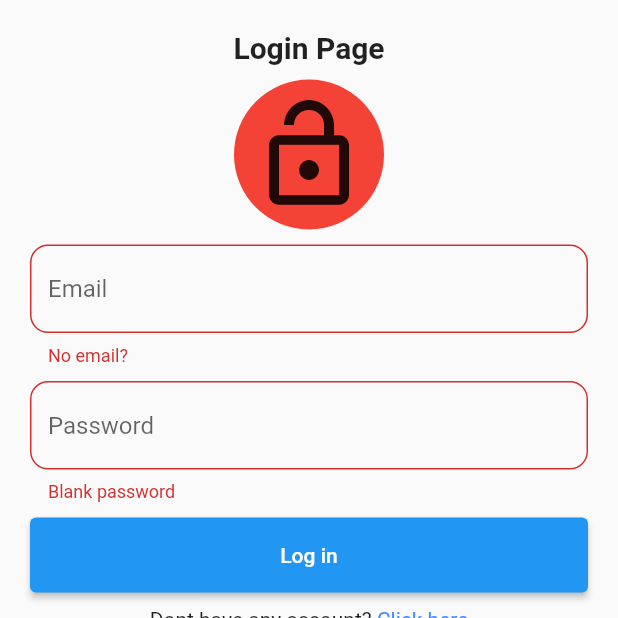
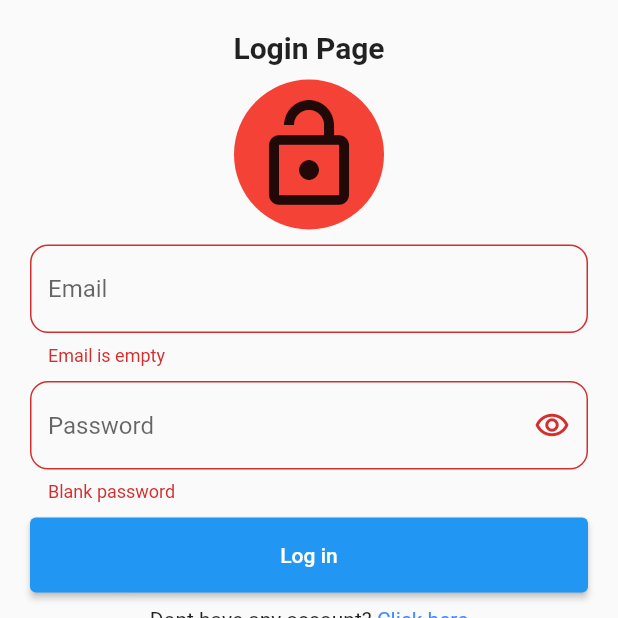
Before and after one commit to fadhilbima/instaclone_task, a Flutter app: the screen it shows after launch, after a tap on "Log in", on a phone screen of 412 x 824 dp, the top half of it. Run offline on Flutter 3.47's test engine with Material 2 defaults, Android fonts, the phone set to English and light mode, and no system bars; our stand-ins replace bloc, equatable, firebase_auth, firebase_core, flutter_bloc; accounts and stored records are empty.

Commit message:
instaclone_dream_academy

```diff
--- a/lib/login/bloc/login_bloc.dart
+++ b/lib/login/bloc/login_bloc.dart
@@ -13,6 +13,7 @@ class LoginBloc extends Bloc<LoginEvent, LoginState> {
   String email = '';
   String password = '';
   final formKey = GlobalKey<FormState>();
+  bool obscureLogin = true;
   LoginBloc() : super(LoginInitial()) {
     on<SubmitLogin>((event, emit) async {
       if(formKey.currentState!.validate()){
@@ -34,4 +35,27 @@ class LoginBloc extends Bloc<LoginEvent, LoginState> {
       emit(NoAccount());
     });
   }
+
+  bool? showPasswordLogin(bool? v) {
+    if(v == obscureLogin || v == !obscureLogin) {
+      obscureLogin=obscureLogin==false;
+      print(obscureLogin);
+    }
+    return null;
+  }
+
+  String? validateEmailLogin(String? icon) {
+    if(icon == null || icon.isEmpty) {
+      return 'Email is empty';
+    }
+  }
+
+  String? validatePasswordLogin(String? icon) {
+    if(icon == null || icon.isEmpty) {
+      return 'Blank password';
+    }
+    if(icon.length < 8) {
+      return 'Password must be 8 character';
+    }
+  }
 }
--- a/lib/login/bloc/login_event.dart
+++ b/lib/login/bloc/login_event.dart
@@ -2,6 +2,11 @@ part of 'login_bloc.dart';
 
 abstract class LoginEvent extends Equatable {
   const LoginEvent();
+}
+
+class ShowPasswordLogin extends LoginEvent {
+  @override
+  List<Object> get props => [];
 }
 
 class SubmitLogin extends LoginEvent {
--- a/lib/login/screen/login_page.dart
+++ b/lib/login/screen/login_page.dart
@@ -17,9 +17,14 @@ class LoginScreen extends StatelessWidget {
   }
 }
 
-class LoginView extends StatelessWidget {
-  const LoginView({Key? key}) : super(key: key);
+class LoginView extends StatefulWidget {
+  LoginView({Key? key}) : super(key: key);
 
+  @override
+  State<LoginView> createState() => _LoginViewState();
+}
+
+class _LoginViewState extends State<LoginView> {
   @override
   Widget build(BuildContext context) {
     return BlocListener<LoginBloc, LoginState>(
@@ -102,27 +107,32 @@ class LoginView extends StatelessWidget {
                           onSaved: (v) {
                             context.read<LoginBloc>().email = v ?? '';
                           },
-                          validator: (v) {
-                            if(v == null || v.isEmpty) {
-                              return 'No email?';
-                            }
-                          },
+                          validator: context.read<LoginBloc>().validateEmailLogin,
                         ),
                         SizedBox(height: 10),
                         TextFormField(
+                          obscureText: context.read<LoginBloc>().obscureLogin,
                           decoration: InputDecoration(
                               border: OutlineInputBorder(
                                   borderRadius: BorderRadius.circular(12)),
-                              hintText: 'Password'
+                              hintText: 'Password',
+                            suffixIcon: InkWell(
+                              onTap: () {
+                                setState(() {
+                                  context.read<LoginBloc>().showPasswordLogin(
+                                    context.read<LoginBloc>().obscureLogin,
+                                  );
+                                });
+                              },
+                              child: context.read<LoginBloc>().obscureLogin
+                                  ? Icon(Icons.remove_red_eye_outlined)
+                                  : Icon(Icons.remove_red_eye),
+                            )
                           ),
                           onSaved: (v) {
                             context.read<LoginBloc>().password = v ?? '';
                           },
-                          validator: (v) {
-                            if(v == null || v.isEmpty) {
-                              return 'Blank password';
-                            }
-                          },
+                          validator: context.read<LoginBloc>().validatePasswordLogin,
                         ),
                         SizedBox(height: 10),
                         ElevatedButton(
```
Also changed, not shown: lib/register/bloc/register_bloc.dart (+24 -0 lines), lib/register/screen/register_page.dart (+26 -13 lines), 1 other file.
